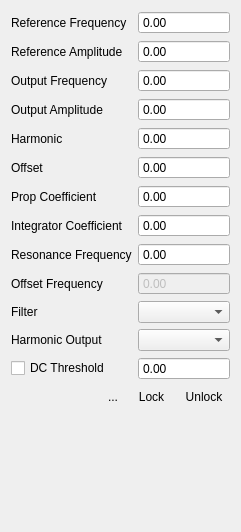
Old version of the form digitalLock/ui/LockControl.ui in the repository MonroeQuantumNetworks/IonControl.
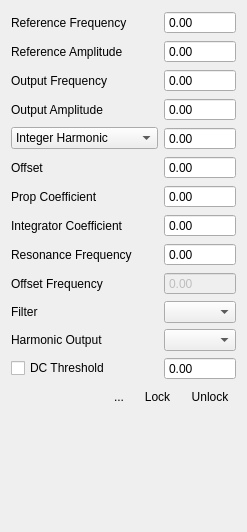
New version of the form. Icons and pictures are not drawn. Custom widgets are drawn as their Qt base class.

Commit message: create fixed point mode for digital Lock harmonic

```diff
--- a/digitalLock/ui/LockControl.ui
+++ b/digitalLock/ui/LockControl.ui
@@ -261,16 +261,6 @@
      </property>
     </spacer>
    </item>
-   <item row="5" column="0">
-    <widget class="QLabel" name="label_3">
-     <property name="text">
-      <string>Harmonic</string>
-     </property>
-     <property name="buddy">
-      <cstring>magHarmonic</cstring>
-     </property>
-    </widget>
-   </item>
    <item row="8" column="1">
     <widget class="MagnitudeSpinBox" name="magICoeff">
      <property name="sizePolicy">
@@ -383,6 +373,20 @@
      </property>
     </widget>
    </item>
+   <item row="5" column="0">
+    <widget class="QComboBox" name="coreModeBox">
+     <item>
+      <property name="text">
+       <string>Integer Harmonic</string>
+      </property>
+     </item>
+     <item>
+      <property name="text">
+       <string>Fixed Point Harmonic</string>
+      </property>
+     </item>
+    </widget>
+   </item>
   </layout>
  </widget>
  <customwidgets>
```
The commit also changes 2 other files.
